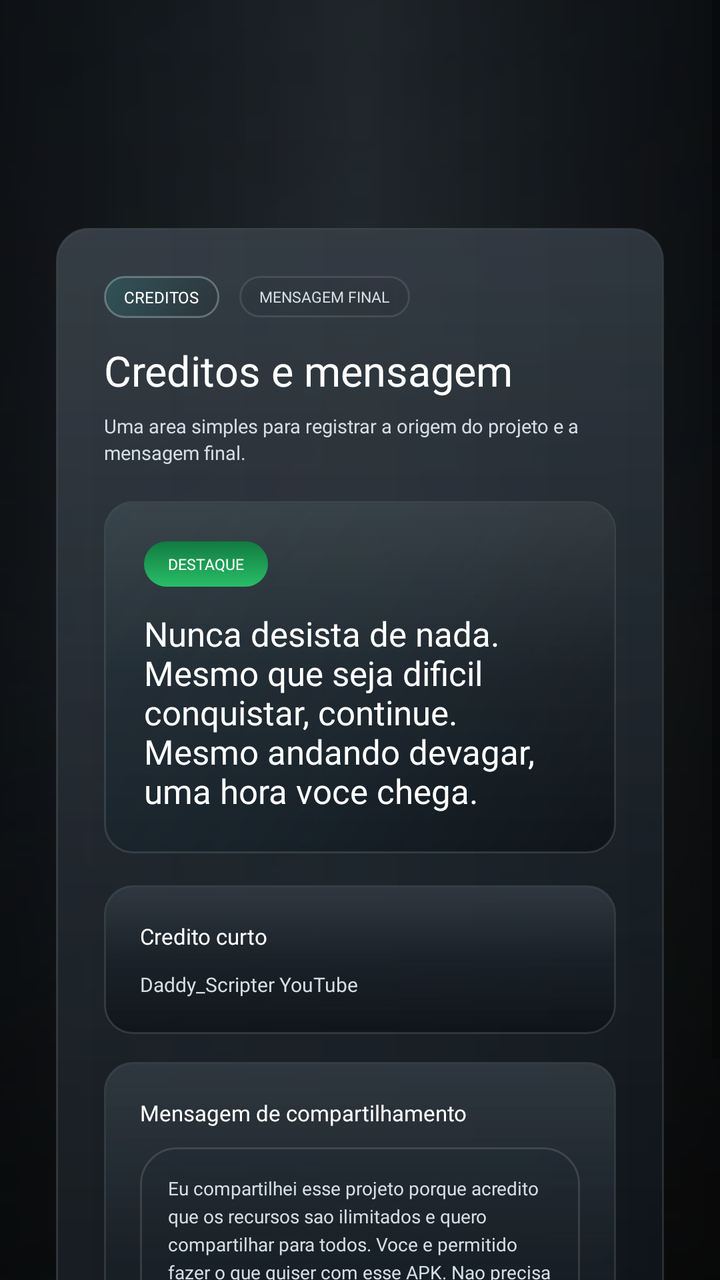
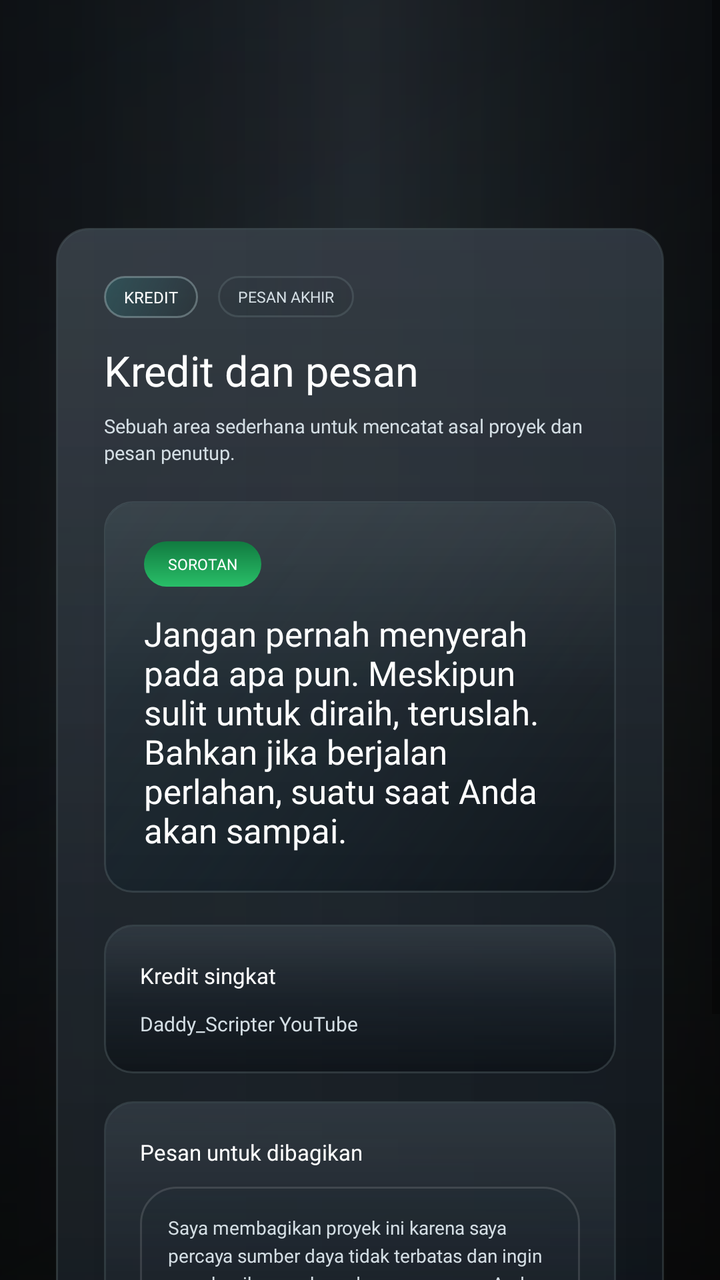

The first picture is an Android layout as it rendered before a commit; the second is the same layout after the commit. The layout source and the unified diff follow.
<!-- AndroidManifest.xml: application theme Theme.AppCompat.Light.NoActionBar.FullScreen -->
<!-- res/layout/fragment_credits.xml -->
<?xml version="1.0" encoding="utf-8"?>
<FrameLayout xmlns:android="http://schemas.android.com/apk/res/android"
    android:layout_width="match_parent"
    android:layout_height="match_parent">

    <View
        android:layout_width="match_parent"
        android:layout_height="match_parent"
        android:background="@drawable/home_overlay" />

    <ScrollView
        android:layout_width="match_parent"
        android:layout_height="match_parent"
        android:fillViewport="true">

        <LinearLayout
            android:layout_width="match_parent"
            android:layout_height="wrap_content"
            android:gravity="center_horizontal"
            android:orientation="vertical"
            android:paddingStart="28dp"
            android:paddingTop="114dp"
            android:paddingEnd="28dp"
            android:paddingBottom="20dp">

            <LinearLayout
                android:layout_width="match_parent"
                android:layout_height="wrap_content"
                android:background="@drawable/home_panel_surface"
                android:orientation="vertical"
                android:padding="24dp">

                <LinearLayout
                    android:layout_width="match_parent"
                    android:layout_height="wrap_content"
                    android:gravity="center_vertical"
                    android:orientation="horizontal">

                    <TextView
                        android:layout_width="wrap_content"
                        android:layout_height="wrap_content"
                        android:background="@drawable/home_news_badge"
                        android:fontFamily="@font/montserrat_bold"
                        android:paddingStart="10dp"
                        android:paddingTop="5dp"
                        android:paddingEnd="10dp"
                        android:paddingBottom="5dp"
                        android:text="Creditos"
                        android:textAllCaps="true"
                        android:textColor="@android:color/white"
                        android:textSize="8sp" />

                    <TextView
                        android:layout_width="wrap_content"
                        android:layout_height="wrap_content"
                        android:layout_marginStart="10dp"
                        android:background="@drawable/launcher_badge_outline"
                        android:fontFamily="@font/montserrat_bold"
                        android:paddingStart="10dp"
                        android:paddingTop="5dp"
                        android:paddingEnd="10dp"
                        android:paddingBottom="5dp"
                        android:text="MENSAGEM FINAL"
                        android:textAllCaps="true"
                        android:textColor="@color/launcher_text_secondary"
                        android:textSize="7.5sp" />
                </LinearLayout>

                <TextView
                    android:layout_width="wrap_content"
                    android:layout_height="wrap_content"
                    android:layout_marginTop="12dp"
                    android:fontFamily="@font/montserrat_black"
                    android:text="Creditos e mensagem"
                    android:textColor="@android:color/white"
                    android:textSize="21sp" />

                <TextView
                    android:layout_width="wrap_content"
                    android:layout_height="wrap_content"
                    android:layout_marginTop="7dp"
                    android:maxWidth="760dp"
                    android:fontFamily="@font/montserrat_medium"
                    android:lineSpacingExtra="2dp"
                    android:text="Uma area simples para registrar a origem do projeto e a mensagem final."
                    android:textColor="@color/launcher_text_secondary"
                    android:textSize="9.5sp" />

                <LinearLayout
                    android:layout_width="match_parent"
                    android:layout_height="wrap_content"
                    android:layout_marginTop="18dp"
                    android:background="@drawable/host_dashboard_hero_surface"
                    android:orientation="vertical"
                    android:padding="20dp">

                    <TextView
                        android:layout_width="wrap_content"
                        android:layout_height="wrap_content"
                        android:background="@drawable/host_dashboard_status_badge"
                        android:fontFamily="@font/montserrat_bold"
                        android:paddingStart="12dp"
                        android:paddingTop="6dp"
                        android:paddingEnd="12dp"
                        android:paddingBottom="6dp"
                        android:text="Destaque"
                        android:textAllCaps="true"
                        android:textColor="@android:color/white"
                        android:textSize="7.6sp" />

                    <TextView
                        android:layout_width="match_parent"
                        android:layout_height="wrap_content"
                        android:layout_marginTop="12dp"
                        android:fontFamily="@font/montserrat_black"
                        android:text="Nunca desista de nada. Mesmo que seja dificil conquistar, continue. Mesmo andando devagar, uma hora voce chega."
                        android:textColor="@android:color/white"
                        android:textSize="17sp" />
                </LinearLayout>

                <LinearLayout
                    android:layout_width="match_parent"
                    android:layout_height="wrap_content"
                    android:layout_marginTop="16dp"
                    android:background="@drawable/file_browser_list_surface"
                    android:orientation="vertical"
                    android:padding="18dp">

                    <TextView
                        android:layout_width="wrap_content"
                        android:layout_height="wrap_content"
                        android:fontFamily="@font/montserrat_bold"
                        android:text="Credito curto"
                        android:textColor="@android:color/white"
                        android:textSize="11sp" />

                    <TextView
                        android:layout_width="match_parent"
                        android:layout_height="wrap_content"
                        android:layout_marginTop="10dp"
                        android:fontFamily="@font/montserrat_medium"
                        android:text="Daddy_Scripter YouTube"
                        android:textColor="@color/launcher_text_secondary"
                        android:textSize="10sp" />
                </LinearLayout>

                <LinearLayout
                    android:layout_width="match_parent"
                    android:layout_height="wrap_content"
                    android:layout_marginTop="14dp"
                    android:background="@drawable/file_browser_list_surface"
                    android:orientation="vertical"
                    android:padding="18dp">

                    <TextView
                        android:layout_width="wrap_content"
                        android:layout_height="wrap_content"
                        android:fontFamily="@font/montserrat_bold"
                        android:text="Mensagem de compartilhamento"
                        android:textColor="@android:color/white"
                        android:textSize="11sp" />

                    <TextView
                        android:layout_width="match_parent"
                        android:layout_height="wrap_content"
                        android:layout_marginTop="10dp"
                        android:background="@drawable/host_dashboard_subtle_note"
                        android:fontFamily="@font/montserrat_medium"
                        android:lineSpacingExtra="3dp"
                        android:padding="14dp"
                        android:text="Eu compartilhei esse projeto porque acredito que os recursos sao ilimitados e quero compartilhar para todos. Voce e permitido fazer o que quiser com esse APK. Nao precisa deixar nenhum credito. Eu nao me importo com quem voce e nem com o que vai fazer com ele. Apenas quero compartilhar, ajudar e alcancar quem necessita."
                        android:textColor="@color/launcher_text_secondary"
                        android:textSize="9.2sp" />
                </LinearLayout>
            </LinearLayout>
        </LinearLayout>
    </ScrollView>

</FrameLayout>
<!-- resources referenced by this layout -->
<resources>
  <color name="launcher_text_secondary">#D4DEE4</color>
  <!-- drawable file_browser_list_surface (drawable) -->
  <?xml version="1.0" encoding="utf-8"?>
  <layer-list xmlns:android="http://schemas.android.com/apk/res/android">
      <item>
          <shape android:shape="rectangle">
              <gradient
                  android:angle="270"
                  android:startColor="#D91A242D"
                  android:centerColor="#BF121A22"
                  android:endColor="#9D080D12" />
              <corners android:radius="14dp" />
              <stroke
                  android:width="1dp"
                  android:color="@color/launcher_border_soft" />
          </shape>
      </item>
      <item
          android:left="1dp"
          android:top="1dp"
          android:right="1dp"
          android:bottom="1dp">
          <shape android:shape="rectangle">
              <gradient
                  android:angle="270"
                  android:startColor="#16FFFFFF"
                  android:centerColor="#05FFFFFF"
                  android:endColor="#00000000" />
              <corners android:radius="13dp" />
          </shape>
      </item>
  </layer-list>
  <!-- drawable home_news_badge (drawable) -->
  <?xml version="1.0" encoding="utf-8"?>
  <shape xmlns:android="http://schemas.android.com/apk/res/android"
      android:shape="rectangle">
      <gradient
          android:angle="315"
          android:startColor="#6C2D6F73"
          android:endColor="#33192325" />
      <corners android:radius="10dp" />
      <stroke
          android:width="1dp"
          android:color="#5DBBD4D5" />
  </shape>
  <!-- drawable host_dashboard_status_badge (drawable) -->
  <?xml version="1.0" encoding="utf-8"?>
  <shape xmlns:android="http://schemas.android.com/apk/res/android"
      android:shape="rectangle">
      <gradient
          android:angle="270"
          android:startColor="#FF117A40"
          android:endColor="#FF29BF68" />
      <corners android:radius="999dp" />
  </shape>
  <!-- drawable host_dashboard_subtle_note (drawable) -->
  <?xml version="1.0" encoding="utf-8"?>
  <shape xmlns:android="http://schemas.android.com/apk/res/android"
      android:shape="rectangle">
      <gradient
          android:angle="270"
          android:startColor="#2617212D"
          android:endColor="#12101920" />
      <corners android:radius="18dp" />
      <stroke
          android:width="1dp"
          android:color="#20FFFFFF" />
  </shape>
  <!-- drawable launcher_badge_outline (drawable) -->
  <?xml version="1.0" encoding="utf-8"?>
  <shape xmlns:android="http://schemas.android.com/apk/res/android"
      android:shape="rectangle">
      <gradient
          android:angle="0"
          android:startColor="#221D2931"
          android:endColor="#120D1218" />
      <corners android:radius="10dp" />
      <stroke
          android:width="1dp"
          android:color="@color/launcher_border_soft" />
  </shape>
  <style name="Theme.AppCompat.Light.NoActionBar.FullScreen" parent="@style/Theme.AppCompat.Light.NoActionBar">
          <item name="android:windowNoTitle">true</item>
          <item name="android:windowActionBar">false</item>
          <item name="android:windowFullscreen">true</item>
          <item name="android:windowContentOverlay">@null</item>
          <item name="android:windowLayoutInDisplayCutoutMode">shortEdges</item>
      </style>
  <color name="launcher_border_soft">#42798A91</color>
  <color name="launcher_panel_top">#E71B242D</color>
  <color name="launcher_panel_bottom">#D00A0F14</color>
  <!-- unchanged entries left out for length: 3 -->
</resources>

<!-- the commit's change to res/layout/fragment_credits.xml (unified diff, before → after) -->
@@ -45,7 +45,7 @@
                         android:paddingTop="5dp"
                         android:paddingEnd="10dp"
                         android:paddingBottom="5dp"
-                        android:text="Creditos"
+                        android:text="Kredit"
                         android:textAllCaps="true"
                         android:textColor="@android:color/white"
                         android:textSize="8sp" />
@@ -60,7 +60,7 @@
                         android:paddingTop="5dp"
                         android:paddingEnd="10dp"
                         android:paddingBottom="5dp"
-                        android:text="MENSAGEM FINAL"
+                        android:text="PESAN AKHIR"
                         android:textAllCaps="true"
                         android:textColor="@color/launcher_text_secondary"
                         android:textSize="7.5sp" />
@@ -71,7 +71,7 @@
                     android:layout_height="wrap_content"
                     android:layout_marginTop="12dp"
                     android:fontFamily="@font/montserrat_black"
-                    android:text="Creditos e mensagem"
+                    android:text="Kredit dan pesan"
                     android:textColor="@android:color/white"
                     android:textSize="21sp" />
 
@@ -82,7 +82,7 @@
                     android:maxWidth="760dp"
                     android:fontFamily="@font/montserrat_medium"
                     android:lineSpacingExtra="2dp"
-                    android:text="Uma area simples para registrar a origem do projeto e a mensagem final."
+                    android:text="Sebuah area sederhana untuk mencatat asal proyek dan pesan penutup."
                     android:textColor="@color/launcher_text_secondary"
                     android:textSize="9.5sp" />
 
@@ -103,7 +103,7 @@
                         android:paddingTop="6dp"
                         android:paddingEnd="12dp"
                         android:paddingBottom="6dp"
-                        android:text="Destaque"
+                        android:text="Sorotan"
                         android:textAllCaps="true"
                         android:textColor="@android:color/white"
                         android:textSize="7.6sp" />
@@ -113,7 +113,7 @@
                         android:layout_height="wrap_content"
                         android:layout_marginTop="12dp"
                         android:fontFamily="@font/montserrat_black"
-                        android:text="Nunca desista de nada. Mesmo que seja dificil conquistar, continue. Mesmo andando devagar, uma hora voce chega."
+                        android:text="Jangan pernah menyerah pada apa pun. Meskipun sulit untuk diraih, teruslah. Bahkan jika berjalan perlahan, suatu saat Anda akan sampai."
                         android:textColor="@android:color/white"
                         android:textSize="17sp" />
                 </LinearLayout>
@@ -130,7 +130,7 @@
                         android:layout_width="wrap_content"
                         android:layout_height="wrap_content"
                         android:fontFamily="@font/montserrat_bold"
-                        android:text="Credito curto"
+                        android:text="Kredit singkat"
                         android:textColor="@android:color/white"
                         android:textSize="11sp" />
 
@@ -156,7 +156,7 @@
                         android:layout_width="wrap_content"
                         android:layout_height="wrap_content"
                         android:fontFamily="@font/montserrat_bold"
-                        android:text="Mensagem de compartilhamento"
+                        android:text="Pesan untuk dibagikan"
                         android:textColor="@android:color/white"
                         android:textSize="11sp" />
 
@@ -168,7 +168,7 @@
                         android:fontFamily="@font/montserrat_medium"
                         android:lineSpacingExtra="3dp"
                         android:padding="14dp"
-                        android:text="Eu compartilhei esse projeto porque acredito que os recursos sao ilimitados e quero compartilhar para todos. Voce e permitido fazer o que quiser com esse APK. Nao precisa deixar nenhum credito. Eu nao me importo com quem voce e nem com o que vai fazer com ele. Apenas quero compartilhar, ajudar e alcancar quem necessita."
+                        android:text="Saya membagikan proyek ini karena saya percaya sumber daya tidak terbatas dan ingin membagikannya kepada semua orang. Anda diperbolehkan melakukan apa pun dengan APK ini. Tidak perlu menyertakan kredit apa pun. Saya tidak peduli siapa Anda atau apa yang akan Anda lakukan dengannya. Saya hanya ingin berbagi, membantu, dan menjangkau mereka yang membutuhkan."
                         android:textColor="@color/launcher_text_secondary"
                         android:textSize="9.2sp" />
                 </LinearLayout>
